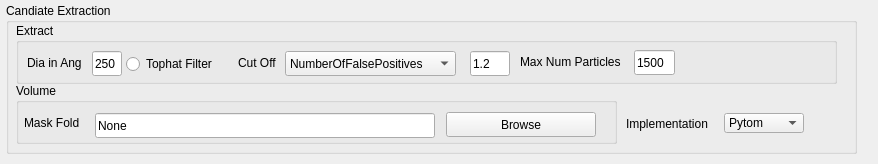
Old version of the form src/gui/widgets/candidateExtraction.ui in the repository Klumpe-lab/CryoBoost.
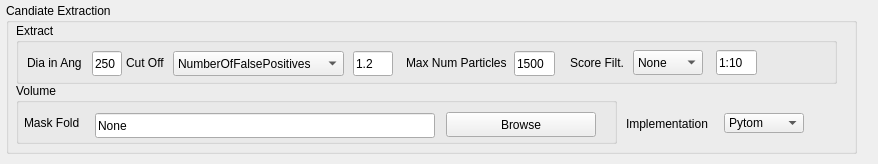
New version of the form.

Commit message: callbacks added for peak extraction setup

What changed in the file:
```diff
--- a/src/gui/widgets/candidateExtraction.ui
+++ b/src/gui/widgets/candidateExtraction.ui
@@ -146,23 +146,10 @@
       <string>250</string>
      </property>
     </widget>
-    <widget class="QRadioButton" name="radioButton_6">
+    <widget class="QComboBox" name="dropDown_cutOffType">
      <property name="geometry">
       <rect>
-       <x>110</x>
-       <y>26</y>
-       <width>100</width>
-       <height>30</height>
-      </rect>
-     </property>
-     <property name="text">
-      <string>Tophat Filter</string>
-     </property>
-    </widget>
-    <widget class="QComboBox" name="dropDown_gainFlip_5">
-     <property name="geometry">
-      <rect>
-       <x>269</x>
+       <x>157</x>
        <y>28</y>
        <width>171</width>
        <height>25</height>
@@ -182,7 +169,7 @@
     <widget class="QLineEdit" name="line_path_movies_10">
      <property name="geometry">
       <rect>
-       <x>454</x>
+       <x>337</x>
        <y>28</y>
        <width>40</width>
        <height>25</height>
@@ -195,7 +182,7 @@
     <widget class="QLabel" name="label_72">
      <property name="geometry">
       <rect>
-       <x>222</x>
+       <x>110</x>
        <y>25</y>
        <width>50</width>
        <height>30</height>
@@ -208,8 +195,8 @@
     <widget class="QLabel" name="label_73">
      <property name="geometry">
       <rect>
-       <x>504</x>
-       <y>24</y>
+       <x>390</x>
+       <y>25</y>
        <width>111</width>
        <height>30</height>
       </rect>
@@ -221,8 +208,8 @@
     <widget class="QLineEdit" name="line_path_movies_11">
      <property name="geometry">
       <rect>
-       <x>618</x>
-       <y>27</y>
+       <x>498</x>
+       <y>28</y>
        <width>41</width>
        <height>25</height>
       </rect>
@@ -231,6 +218,52 @@
       <string>1500</string>
      </property>
     </widget>
+    <widget class="QComboBox" name="dropDown_scoreFiltType">
+     <property name="geometry">
+      <rect>
+       <x>617</x>
+       <y>27</y>
+       <width>70</width>
+       <height>25</height>
+      </rect>
+     </property>
+     <item>
+      <property name="text">
+       <string>None</string>
+      </property>
+     </item>
+     <item>
+      <property name="text">
+       <string>Tophat</string>
+      </property>
+     </item>
+    </widget>
+    <widget class="QLabel" name="label_74">
+     <property name="geometry">
+      <rect>
+       <x>554</x>
+       <y>25</y>
+       <width>61</width>
+       <height>30</height>
+      </rect>
+     </property>
+     <property name="text">
+      <string>Score Filt.</string>
+     </property>
+    </widget>
+    <widget class="QLineEdit" name="line_path_ce_scoreFiltVal">
+     <property name="geometry">
+      <rect>
+       <x>700</x>
+       <y>27</y>
+       <width>41</width>
+       <height>25</height>
+      </rect>
+     </property>
+     <property name="text">
+      <string>1:10</string>
+     </property>
+    </widget>
    </widget>
    <widget class="QLabel" name="label_76">
     <property name="geometry">
```
Left out of the diff: 12 changed lines with no effect on the pictures. The commit also changes 5 other files.
